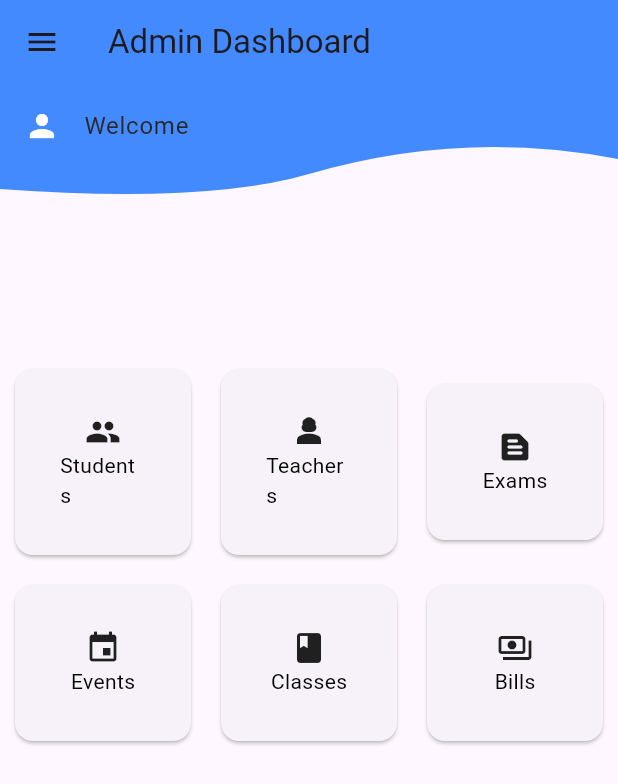
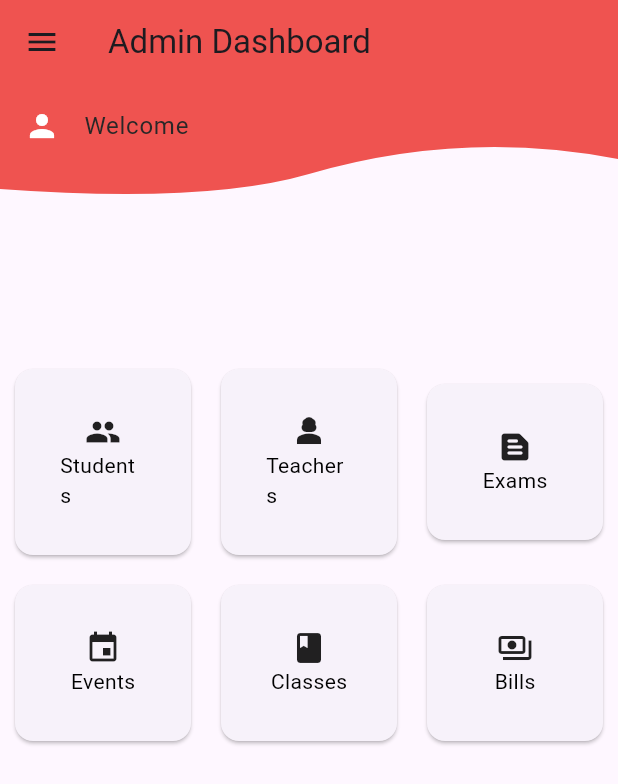
Before and after one commit to Hancie123/edysync, a Flutter app: the adminDashboard screen opened directly, on a phone screen of 412 x 824 dp. Shown: the top 784 px of the screen. Run offline on Flutter 3.47's test engine with Material 3 defaults, Android fonts, the phone set to English and light mode, and no system bars; our stand-ins replace dio, flutter_custom_clippers, flutter_screenutil, get, google_nav_bar, line_icons and 1 more; network calls fail.

Commit message:
admin ui updated

```diff
--- a/lib/views/home/admin/adminDashboard.dart
+++ b/lib/views/home/admin/adminDashboard.dart
@@ -1,11 +1,13 @@
 import 'package:edusync/model/loginModel.dart';
 import 'package:edusync/views/home/admin/adminSideNav.dart';
+import 'package:edusync/views/home/admin/viewClass.dart';
 import 'package:edusync/views/home/admin/createStudent.dart';
 import 'package:flutter/material.dart';
 import 'package:flutter_custom_clippers/flutter_custom_clippers.dart';
+import 'package:get/get.dart';
 
 class adminDashboard extends StatelessWidget {
-  const adminDashboard({super.key, this.loginModel});
+   adminDashboard({super.key, this.loginModel});
   final LoginModel? loginModel;
 
   @override
@@ -13,36 +15,36 @@ class adminDashboard extends StatelessWidget {
     var userData = loginModel?.data?.data;
 
     return Scaffold(
-      drawer: adminSideNav(),
+      drawer: const adminSideNav(),
       appBar: AppBar(
-        title: Text('Admin Dashboard'),
+        title: const Text('Admin Dashboard'),
         elevation: 0,
-        backgroundColor: Colors.blueAccent,
+        backgroundColor: Colors.red.shade400,
       ),
       body: Column(
         children: [
           ClipPath(
             clipper: WaveClipperOne(),
             child: Container(
+              height: 80,
+              decoration:  BoxDecoration(
+                color: Colors.red.shade400,
+                // borderRadius:
+                //     BorderRadius.vertical(bottom: Radius.circular(20))
+              ),
               child: ListTile(
-                leading: Icon(
+                leading: const Icon(
                   Icons.person,
                   color: Colors.white,
                 ),
                 title: Text(
-                  'Welcome ${userData?.name??''}' ,
-                  style: TextStyle(color: const Color.fromARGB(255, 41, 39, 39)),
+                  'Welcome ${userData?.name ?? ''}',
+                  style: const TextStyle(color: Color.fromARGB(255, 41, 39, 39)),
                 ),
-              ),
-              height: 80,
-              decoration: BoxDecoration(
-                color: Colors.blueAccent,
-                // borderRadius:
-                //     BorderRadius.vertical(bottom: Radius.circular(20))
               ),
             ),
           ),
-          SizedBox(
+          const SizedBox(
             height: 100,
           ),
           Center(
@@ -57,11 +59,11 @@ class adminDashboard extends StatelessWidget {
                         children: [
                           Expanded(
                             child: GestureDetector(
-                              onTap: () => Navigator.push(context, MaterialPageRoute(builder: (context) => CreateStudentUI())),
-                              child: Card(
+                              onTap: () => Navigator.push(context, MaterialPageRoute(builder: (context) => const CreateStudentUI())),
+                              child: const Card(
                                 margin: EdgeInsets.all(10),
                                 child: Padding(
-                                  padding: const EdgeInsets.all(30.0),
+                                  padding: EdgeInsets.all(30.0),
                                   child: Column(
                                     children: [
                                       Icon(Icons.people),
@@ -77,13 +79,13 @@ class adminDashboard extends StatelessWidget {
                           ),
                           Expanded(
                             child: Card(
-                              margin: EdgeInsets.all(10),
+                              margin: const EdgeInsets.all(10),
                               child: Padding(
                                 padding: const EdgeInsets.all(30.0),
                                 child: Column(
                                   children: [
-                                    Icon(Icons.person_3),
-                                    Text(
+                                    const Icon(Icons.person_3),
+                                    const Text(
                                       "Teachers",
                                       style: TextStyle(color: Colors.black),
                                     )
@@ -92,11 +94,11 @@ class adminDashboard extends StatelessWidget {
                               ),
                             ),
                           ),
-                          Expanded(
+                          const Expanded(
                             child: Card(
                               margin: EdgeInsets.all(10),
                               child: Padding(
-                                padding: const EdgeInsets.all(30.0),
+                                padding: EdgeInsets.all(30.0),
                                 child: Column(
                                   children: [
                                     Icon(Icons.text_snippet_rounded),
@@ -113,11 +115,11 @@ class adminDashboard extends StatelessWidget {
                       ),
                       Row(
                         children: [
-                          Expanded(
+                          const Expanded(
                             child: Card(
                               margin: EdgeInsets.all(10),
                               child: Padding(
-                                padding: const EdgeInsets.all(30.0),
+                                padding: EdgeInsets.all(30.0),
                                 child: Column(
                                   children: [
                                     Icon(Icons.event),
@@ -132,11 +134,15 @@ class adminDashboard extends StatelessWidget {
                           ),
                           Expanded(
                             child: GestureDetector(
-                              onTap: () {},
-                              child: Card(
+                              onTap: () {
+
+
+                                Get.to(() => ViewClassUI(token: loginModel?.data?.token,));
+                              },
+                              child: const Card(
                                 margin: EdgeInsets.all(10),
                                 child: Padding(
-                                  padding: const EdgeInsets.all(30.0),
+                                  padding: EdgeInsets.all(30.0),
                                   child: Column(
                                     children: [
                                       Icon(Icons.class_),
@@ -153,10 +159,10 @@ class adminDashboard extends StatelessWidget {
                           Expanded(
                             child: GestureDetector(
                                 onTap: () {},
-                                child: Card(
+                                child: const Card(
                                   margin: EdgeInsets.all(10),
                                   child: Padding(
-                                    padding: const EdgeInsets.all(30.0),
+                                    padding: EdgeInsets.all(30.0),
                                     child: Column(
                                       children: [
                                         Icon(Icons.payments_outlined),
--- a/lib/views/login/login.dart
+++ b/lib/views/login/login.dart
@@ -24,7 +24,7 @@ class LoginView extends StatelessWidget {
       try {
         var response = await dio.post('https://edusync.shrawanmaharjan.com.np/api/login', data: {'email': emailController.text.toString(), 'password': passwordController.text.toString()});
 
-        if (response.statusCode == 200) {
+        if (response.statusCode == 200|| response.statusCode == 201) {
           var data = LoginModel.fromMap(response.data);
 
           var userData=data.data!.data;
```
Also changed, not shown: lib/views/home/admin/createClass.dart (added, +82 -0 lines), lib/views/home/admin/viewClass.dart (added, +75 -0 lines).
